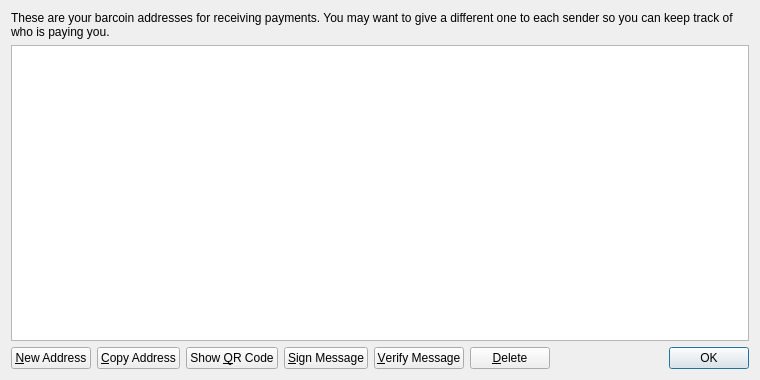
First picture: the form in src/qt/forms/addressbookpage.ui, repository nightnote/nightnote, before the edit.
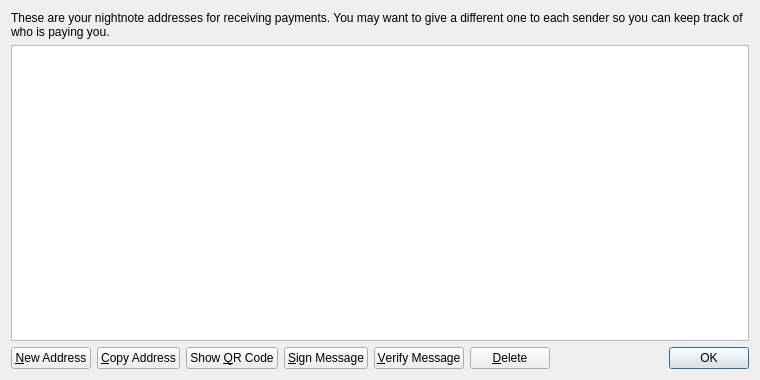
Second picture: the form after the edit. Icons and pictures are not drawn.

```diff
--- a/src/qt/forms/addressbookpage.ui
+++ b/src/qt/forms/addressbookpage.ui
@@ -17,7 +17,7 @@
    <item>
     <widget class="QLabel" name="labelExplanation">
      <property name="text">
-      <string>These are your barcoin addresses for receiving payments. You may want to give a different one to each sender so you can keep track of who is paying you.</string>
+      <string>These are your nightnote addresses for receiving payments. You may want to give a different one to each sender so you can keep track of who is paying you.</string>
      </property>
      <property name="textFormat">
       <enum>Qt::PlainText</enum>
```
